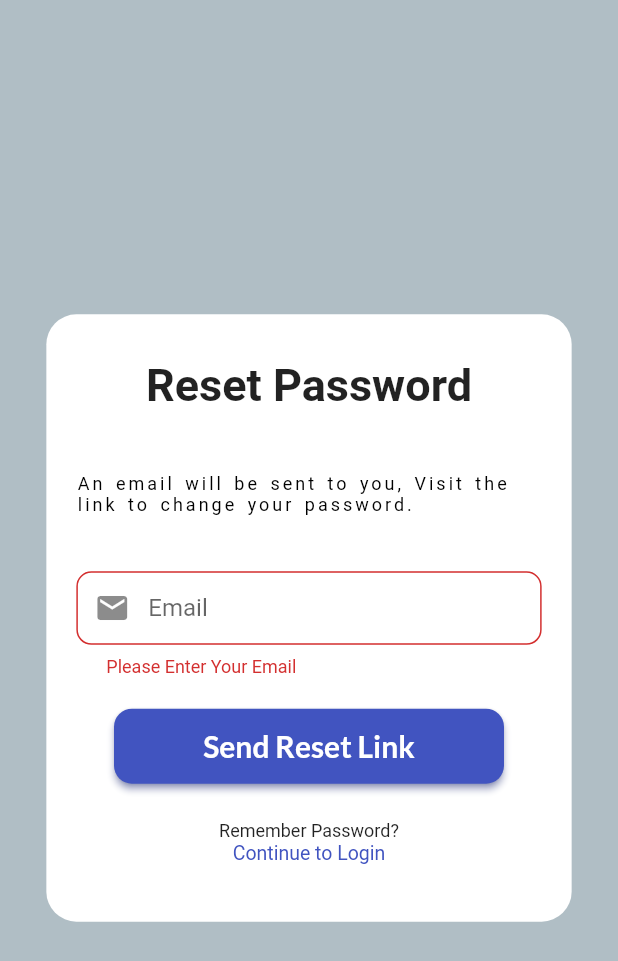
After one commit to fearalert/adminapp, a Flutter app: the ForgotPasswordScreen screen opened by its route, after a tap on "Send Reset Link", on a phone screen of 412 x 824 dp. The commit adds this screen. Shown: the top 961 px of the screen. Run offline on Flutter 3.47's test engine with Material 2 defaults, Android fonts, the phone set to English and light mode, and no system bars; our stand-ins replace cloud_firestore, firebase_auth, firebase_core, firebase_messaging, firebase_storage, flutter_local_notifications and 3 more; missing offline and left inert: splash_screen_view; accounts and stored records are empty; Roboto replaces fonts that are missing (Laila).

Commit message:
admin password reset

```diff
--- /dev/null
+++ b/lib/components/customtextfield.dart
@@ -0,0 +1,41 @@
+import 'package:flutter/material.dart';
+import 'package:traveladminapp/constants/constants.dart';
+
+class EmailTextField extends StatelessWidget {
+  final TextEditingController textController;
+
+  const EmailTextField({Key? key, required this.textController})
+      : super(key: key);
+
+  @override
+  Widget build(BuildContext context) {
+    return TextFormField(
+        autofocus: false,
+        controller: textController,
+        keyboardType: TextInputType.emailAddress,
+        validator: (value) {
+          if (value!.isEmpty) {
+            return ("Please Enter Your Email");
+          }
+          // reg expression for email validation
+          if (!RegExp("^[a-zA-Z0-9+_.-]+@[a-zA-Z0-9.-]+.[a-z]")
+              .hasMatch(value)) {
+            return ("Please Enter a valid email");
+          }
+          return null;
+        },
+        onSaved: (value) {
+          textController.text = value!;
+        },
+        textInputAction: TextInputAction.next,
+        decoration: InputDecoration(
+          prefixIcon: const Icon(Icons.mail),
+          contentPadding: const EdgeInsets.fromLTRB(20, 15, 20, 15),
+          hintText: "Email",
+          border: OutlineInputBorder(
+            borderSide: const BorderSide(color: kPrimaryColor, width: 1.5),
+            borderRadius: BorderRadius.circular(10),
+          ),
+        ));
+  }
+}
--- /dev/null
+++ b/lib/screens/forgotpassword.dart
@@ -0,0 +1,258 @@
+import 'package:flutter/material.dart';
+import 'package:get/get.dart';
+import 'package:google_fonts/google_fonts.dart';
+import 'package:traveladminapp/components/customtextfield.dart';
+import 'package:traveladminapp/constants/constants.dart';
+import 'package:traveladminapp/controllers/textcontroller.dart';
+import 'package:traveladminapp/screens/login.dart';
+import 'package:traveladminapp/screens/welcomescreen.dart';
+
+class ForgotPasswordScreen extends StatelessWidget {
+  static const id = '/forgotpassword';
+  ForgotPasswordScreen({Key? key}) : super(key: key);
+
+  final GlobalKey<FormState> _formKey = GlobalKey<FormState>();
+  final textController = TextController();
+
+  @override
+  Widget build(BuildContext context) {
+    Size size = MediaQuery.of(context).size;
+
+    final emailField = EmailTextField(
+      textController: textController.emailController,
+    );
+
+    return Scaffold(
+        backgroundColor: Colors.blueGrey[200],
+        body: Form(
+          key: _formKey,
+          child: Stack(children: [
+            SizedBox(
+              width: size.width,
+              height: size.height,
+              child: Align(
+                alignment: Alignment.center,
+                child: Container(
+                  width: size.width * 0.85,
+                  padding:
+                      const EdgeInsets.symmetric(horizontal: 20, vertical: 30),
+                  decoration: BoxDecoration(
+                    color: Colors.white,
+                    borderRadius: BorderRadius.circular(20),
+                  ),
+                  child: SingleChildScrollView(
+                    child: Center(
+                      child: Column(
+                        crossAxisAlignment: CrossAxisAlignment.center,
+                        mainAxisAlignment: MainAxisAlignment.center,
+                        children: <Widget>[
+                          // SizedBox(height: size.height * 0.08),
+                          Center(
+                            child: Text(
+                              "Reset Password",
+                              style: GoogleFonts.laila(
+                                fontSize: 30,
+                                fontWeight: FontWeight.bold,
+                              ),
+                            ),
+                          ),
+                          SizedBox(height: size.height * 0.05),
+                          Center(
+                            child: Text(
+                              'An email will be sent to you, Visit the link to change your password.',
+                              style: GoogleFonts.roboto(
+                                color: Colors.black,
+                                fontSize: 12,
+                                letterSpacing: 2.0,
+                                wordSpacing: 2.0,
+                              ),
+                            ),
+                          ),
+                          SizedBox(height: size.height * 0.045),
+
+                          emailField,
+                          SizedBox(height: size.height * 0.025),
+
+                          Row(
+                            mainAxisAlignment: MainAxisAlignment.center,
+                            children: [
+                              SizedBox(
+                                width: 260.0,
+                                height: 50.0,
+                                child: ElevatedButton(
+                                  style: ButtonStyle(
+                                    shape: MaterialStateProperty.all(
+                                        RoundedRectangleBorder(
+                                            borderRadius:
+                                                BorderRadius.circular(12))),
+                                    backgroundColor: MaterialStateProperty.all(
+                                        kPrimaryColor),
+                                    shadowColor: MaterialStateProperty.all(
+                                        kPrimaryColor),
+                                  ),
+                                  onPressed: _handleSubmit,
+                                  child: Text(
+                                    "Send Reset Link",
+                                    style: GoogleFonts.lato(
+                                      color: Colors.white,
+                                      fontSize: 20.0,
+                                      fontWeight: FontWeight.bold,
+                                    ),
+                                  ),
+                                ),
+                              ),
+                            ],
+                          ),
+                          SizedBox(
+                            height: size.height * 0.03,
+                          ),
+                          Column(
+                            mainAxisAlignment: MainAxisAlignment.center,
+                            crossAxisAlignment: CrossAxisAlignment.center,
+                            children: [
+                              Text(
+                                'Remember Password?',
+                                style: GoogleFonts.laila(
+                                  fontSize: 12.0,
+                                ),
+                              ),
+                              GestureDetector(
+                                onTap: () {
+                                  Get.toNamed(LogInScreen.id);
+                                },
+                                child: Text(
+                                  'Continue to Login',
+                                  style: GoogleFonts.laila(
+                                    fontSize: 13.0,
+                                    color: kPrimaryColor,
+                                  ),
+                                ),
+                              ),
+                            ],
+                          ),
+                          SizedBox(
+                            height: size.height * 0.01,
+                          ),
+                        ],
+                      ),
+                    ),
+                  ),
+                ),
+              ),
+            ),
+          ]),
+        ));
+  }
+
+  Future<String?> _handleSubmit() async {
+    final FormState? form = _formKey.currentState;
+    if (form!.validate()) {
+      Get.dialog(Dialog(
+          shape: RoundedRectangleBorder(
+              side: BorderSide.none, borderRadius: BorderRadius.circular(20.0)),
+          insetAnimationCurve: Curves.bounceIn,
+          backgroundColor: const Color(0xFF110E1F),
+          elevation: 2.0,
+          insetPadding: const EdgeInsets.symmetric(
+            vertical: 25.0,
+            horizontal: 25.0,
+          ),
+          child: Container(
+            width: double.infinity,
+            decoration: BoxDecoration(
+              color: Colors.white,
+              borderRadius: BorderRadius.circular(20.0),
+              boxShadow: const [
+                BoxShadow(
+                  color: Colors.grey,
+                  offset: Offset(0, 2),
+                  blurRadius: 10.0,
+                ),
+              ],
+            ),
+            child: Column(
+              mainAxisSize: MainAxisSize.min,
+              children: [
+                Padding(
+                  padding: const EdgeInsets.only(
+                    top: 18.0,
+                    left: 8.0,
+                    right: 8.0,
+                  ),
+                  child: Text(
+                    'Confirm Email',
+                    style: GoogleFonts.laila(
+                      color: Colors.black,
+                      fontSize: 26,
+                      letterSpacing: 2.0,
+                      wordSpacing: 2.0,
+                      fontStyle: FontStyle.normal,
+                    ),
+                  ),
+                ),
+                const SizedBox(
+                  width: 250.0,
+                  child: Divider(
+                    color: Colors.black38,
+                  ),
+                ),
+                Padding(
+                  padding: const EdgeInsets.only(
+                    top: 18.0,
+                    left: 20.0,
+                    right: 18.0,
+                    bottom: 18.0,
+                  ),
+                  child: Center(
+                    child: Text(
+                      'If you provided correct email,\nyou must have received password reset link in your maail & visit the link to change your password.',
+                      style: GoogleFonts.lato(
+                        color: Colors.black,
+                        fontSize: 14.0,
+                        letterSpacing: 2.0,
+                        wordSpacing: 2.0,
+                        // fontStyle: FontStyle.italic,
+                      ),
+                    ),
+                  ),
+                ),
+                GestureDetector(
+                  onTap: () => Get.back(),
+                  child: Container(
+                    padding: const EdgeInsets.symmetric(
+                      vertical: 10.0,
+                      horizontal: 20.0,
+                    ),
+                    decoration: BoxDecoration(
+                      color: const Color(0xff4f5b8a),
+                      borderRadius: BorderRadius.circular(10.0),
+                      boxShadow: const [
+                        BoxShadow(
+                          color: Color(0xff2f3650),
+                          offset: Offset(0, 1),
+                          blurRadius: 4.0,
+                        ),
+                      ],
+                    ),
+                    child: const Text(
+                      'Ok',
+                      style: TextStyle(
+                        color: Colors.white,
+                      ),
+                    ),
+                  ),
+                ),
+                const SizedBox(
+                  height: 15,
+                ),
+              ],
+            ),
+          )));
+
+      form.save();
+      userAuthentication.passwordReset(
+          email: textController.emailController.text);
+    }
+    return null;
+  }
+}
```
Also changed, not shown: lib/controllers/textcontroller.dart (added, +17 -0 lines), lib/main.dart (+7 -0 lines), lib/screens/confirmverification.dart (added, +166 -0 lines), lib/screens/login.dart (+33 -12 lines), 1 other file.
